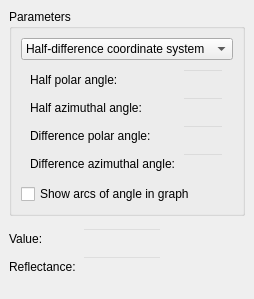
This is src/PickDockWidget.ui in KimuraRyo/BSDFProcessor as Qt 5 draws it before an edit. The edited form follows.
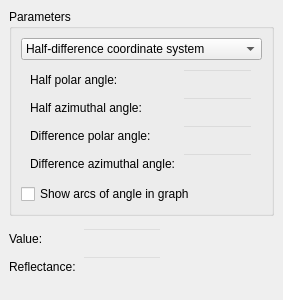
This is the edited form.

```diff
--- a/src/PickDockWidget.ui
+++ b/src/PickDockWidget.ui
@@ -6,14 +6,14 @@
    <rect>
     <x>0</x>
     <y>0</y>
-    <width>250</width>
-    <height>299</height>
+    <width>283</width>
+    <height>300</height>
    </rect>
   </property>
   <property name="minimumSize">
    <size>
-    <width>250</width>
-    <height>273</height>
+    <width>253</width>
+    <height>300</height>
    </size>
   </property>
   <property name="windowTitle">
@@ -100,7 +100,7 @@
             <widget class="QLineEdit" name="halfDiffCsAngle0LineEdit">
              <property name="maximumSize">
               <size>
-               <width>60</width>
+               <width>80</width>
                <height>16777215</height>
               </size>
              </property>
@@ -116,7 +116,7 @@
             <widget class="QLineEdit" name="halfDiffCsAngle1LineEdit">
              <property name="maximumSize">
               <size>
-               <width>60</width>
+               <width>80</width>
                <height>16777215</height>
               </size>
              </property>
@@ -132,7 +132,7 @@
             <widget class="QLineEdit" name="halfDiffCsAngle2LineEdit">
              <property name="maximumSize">
               <size>
-               <width>60</width>
+               <width>80</width>
                <height>16777215</height>
               </size>
              </property>
@@ -148,7 +148,7 @@
             <widget class="QLineEdit" name="halfDiffCsAngle3LineEdit">
              <property name="maximumSize">
               <size>
-               <width>60</width>
+               <width>80</width>
                <height>16777215</height>
               </size>
              </property>
```
Left out of the diff: 24 changed lines with no effect on the pictures.
